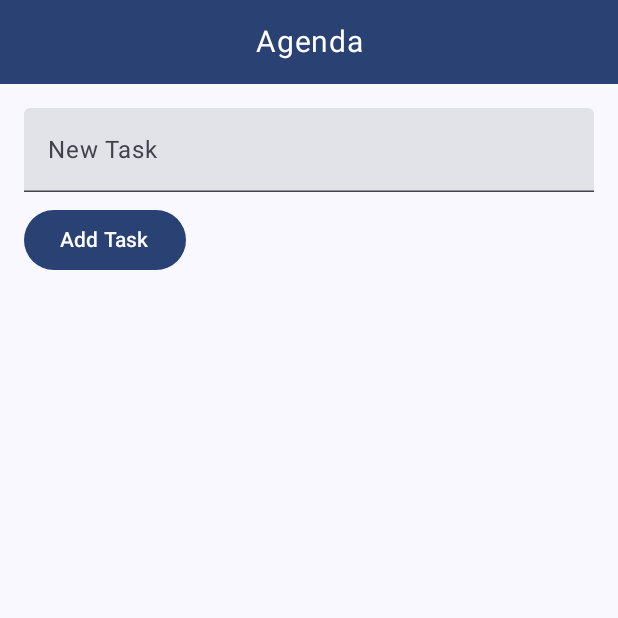
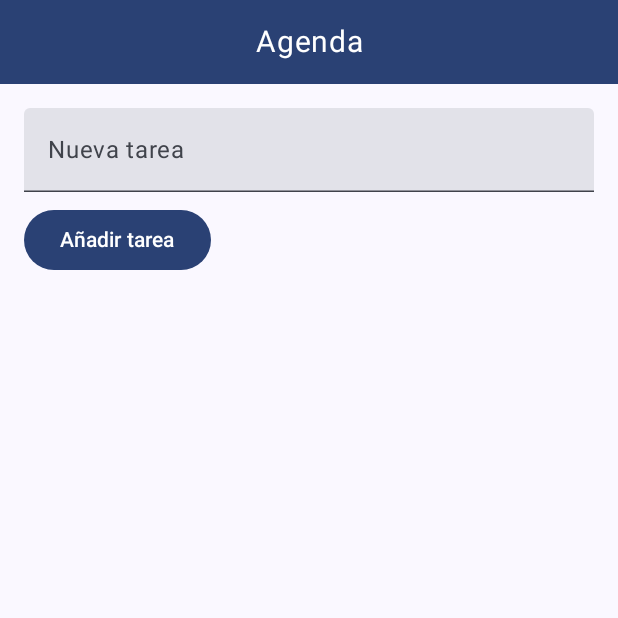
Before and after one commit to displayboi/CRM_Android, an Android app built with Jetpack Compose: the AgendaPage screen opened through its navigation route, on a phone screen of 412 x 824 dp, the top half of it. Run offline under Robolectric (Android 15) with nearby library versions, the phone set to English and light mode, and no system bars; our stand-ins replace Firebase (no records; nobody signed in at launch, a user with empty details on screens opened directly).

Commit message:
login funcionando

```diff
--- a/app/src/main/java/com/example/crm_bueno2/components/Footer.kt
+++ b/app/src/main/java/com/example/crm_bueno2/components/Footer.kt
@@ -1,31 +1,39 @@
 package com.example.crm_bueno2.components
 
-import androidx.compose.foundation.background
-import androidx.compose.foundation.layout.Row
-import androidx.compose.foundation.layout.fillMaxWidth
-import androidx.compose.foundation.layout.padding
 
-import androidx.compose.material3.Button
-import androidx.compose.material3.MaterialTheme
-import androidx.compose.material3.Text
+
+import androidx.compose.foundation.layout.*
+import androidx.compose.material3.*
 import androidx.compose.runtime.Composable
 import androidx.compose.ui.Modifier
 import androidx.compose.ui.unit.dp
 import androidx.navigation.NavController
+import com.google.firebase.auth.FirebaseAuth
 
 @Composable
 fun Footer(navController: NavController) {
-    Row(modifier = Modifier.fillMaxWidth().padding(8.dp).background(MaterialTheme.colorScheme.background)) {
-        Button(onClick = { navController.navigate("messages") }, modifier = Modifier.weight(1f)) {
+    Row(
+        modifier = Modifier
+            .fillMaxWidth()
+            .padding(8.dp),
+        horizontalArrangement = Arrangement.SpaceEvenly
+    ) {
+        Button(onClick = { navController.navigate("messages") }) {
             Text("✉")
         }
-
-        Button(onClick = { navController.navigate("home") }, modifier = Modifier.weight(1f)) {
+        Button(onClick = { navController.navigate("home") }) {
             Text("\uD83C\uDFE0")
         }
-
-        Button(onClick = { navController.navigate("settings") }, modifier = Modifier.weight(1f)) {
+        Button(onClick = { navController.navigate("settings") }) {
             Text("⚙\uFE0F")
+        }
+        Button(onClick = {
+            FirebaseAuth.getInstance().signOut()
+            navController.navigate("login") {
+                popUpTo(0) // Limpia el stack de navegación.
+            }
+        }) {
+            Text("🚪")
         }
     }
 }
--- a/app/src/main/java/com/example/crm_bueno2/navigation/NavGraph.kt
+++ b/app/src/main/java/com/example/crm_bueno2/navigation/NavGraph.kt
@@ -1,7 +1,6 @@
 package com.example.crm_bueno2.navigation
 
 import androidx.compose.runtime.Composable
-import androidx.navigation.NavHostController
 import androidx.navigation.compose.NavHost
 import androidx.navigation.compose.composable
 import androidx.navigation.compose.rememberNavController
--- a/app/src/main/java/com/example/crm_bueno2/screens/AgendaPage.kt
+++ b/app/src/main/java/com/example/crm_bueno2/screens/AgendaPage.kt
@@ -20,21 +20,29 @@ import com.google.firebase.firestore.FirebaseFirestore
 fun AgendaPage(navController: NavController) {
     val db = FirebaseFirestore.getInstance()
     var task by remember { mutableStateOf("") }
-    var tasks by remember { mutableStateOf(listOf<String>()) }
+    var tasks by remember { mutableStateOf(listOf<Pair<String, String>>()) }
 
-    Column( modifier = Modifier
-        .fillMaxSize()
-        .background(MaterialTheme.colorScheme.background)) {
+    LaunchedEffect(Unit) {
+        loadTasks(db) { tasks = it }
+    }
+
+    Column(
+        modifier = Modifier
+            .fillMaxSize()
+            .background(MaterialTheme.colorScheme.background)
+    ) {
         Header("Agenda")
 
         Column(
-            modifier = Modifier.fillMaxSize().padding(16.dp),
+            modifier = Modifier
+                .fillMaxSize()
+                .padding(16.dp),
             verticalArrangement = Arrangement.Top
         ) {
             TextField(
                 value = task,
                 onValueChange = { task = it },
-                label = { Text("New Task") },
+                label = { Text("Nueva tarea") },
                 modifier = Modifier.fillMaxWidth()
             )
             Spacer(modifier = Modifier.height(8.dp))
@@ -45,11 +53,20 @@ fun AgendaPage(navController: NavController) {
                     loadTasks(db) { tasks = it }
                 }
             }) {
-                Text("Add Task")
+                Text("Añadir tarea")
             }
             Spacer(modifier = Modifier.height(16.dp))
-            tasks.forEach {
-                Text(it, modifier = Modifier.padding(8.dp))
+            tasks.forEach { (id, taskText) ->
+                Row(modifier = Modifier.fillMaxWidth().padding(8.dp)) {
+                    Text(taskText, modifier = Modifier.weight(1f))
+                    Button(onClick = {
+                        db.collection("agenda").document(id).delete().addOnSuccessListener {
+                            loadTasks(db) { tasks = it }
+                        }
+                    }) {
+                        Text("✔\uFE0E")
+                    }
+                }
             }
         }
 
@@ -57,9 +74,9 @@ fun AgendaPage(navController: NavController) {
     }
 }
 
-fun loadTasks(db: FirebaseFirestore, callback: (List<String>) -> Unit) {
+fun loadTasks(db: FirebaseFirestore, callback: (List<Pair<String, String>>) -> Unit) {
     db.collection("agenda").get().addOnSuccessListener { result ->
-        val taskList = result.map { it.getString("task") ?: "" }
+        val taskList = result.map { it.id to (it.getString("task") ?: "") }
         callback(taskList)
     }
 }
--- a/app/src/main/java/com/example/crm_bueno2/screens/HomePage.kt
+++ b/app/src/main/java/com/example/crm_bueno2/screens/HomePage.kt
@@ -1,32 +1,33 @@
 package com.example.crm_bueno2.screens
 
-import androidx.compose.foundation.background
-import androidx.compose.foundation.layout.Column
-import androidx.compose.foundation.layout.fillMaxSize
-import androidx.compose.foundation.layout.padding
 
-import androidx.compose.material3.Button
-import androidx.compose.material3.MaterialTheme
-import androidx.compose.material3.Text
+
+import androidx.compose.foundation.layout.*
+import androidx.compose.material3.*
 import androidx.compose.runtime.Composable
 import androidx.compose.ui.Modifier
 import androidx.compose.ui.unit.dp
 import androidx.navigation.NavController
 import com.example.crm_bueno2.components.Footer
-import com.example.crm_bueno2.components.Header
 
 @Composable
 fun HomePage(navController: NavController) {
-    Column( modifier = Modifier
-        .fillMaxSize()
-        .background(MaterialTheme.colorScheme.background).padding(16.dp)) {
-        Header("Página Principal")
+    Column(
+        modifier = Modifier
+            .fillMaxSize()
+            .padding(16.dp),
+        verticalArrangement = Arrangement.Top
+    ) {
+        Text("Bienvenido", style = MaterialTheme.typography.headlineMedium)
+        Spacer(modifier = Modifier.height(16.dp))
         Button(onClick = { navController.navigate("agenda") }) {
             Text("Ir a Agenda")
         }
+        Spacer(modifier = Modifier.height(8.dp))
         Button(onClick = { navController.navigate("calendar") }) {
             Text("Ir a Calendario")
         }
+        Spacer(modifier = Modifier.weight(1f))
         Footer(navController)
     }
 }
--- a/app/src/main/java/com/example/crm_bueno2/screens/RegisterPage.kt
+++ b/app/src/main/java/com/example/crm_bueno2/screens/RegisterPage.kt
@@ -43,7 +43,11 @@ fun RegisterPage(navController: NavController) {
                     }
                 }
         }) {
-            Text("Register")
+            Text("Registrarse")
+        }
+        Spacer(modifier = Modifier.height(8.dp))
+        Button(onClick = { navController.navigate("login") }) {
+            Text("Volver a login")
         }
         errorMessage?.let { Text(it, color = MaterialTheme.colorScheme.error) }
     }
```
Also changed, not shown: app/src/main/java/com/example/crm_bueno2/screens/LoginPage.kt (+6 -2 lines).
